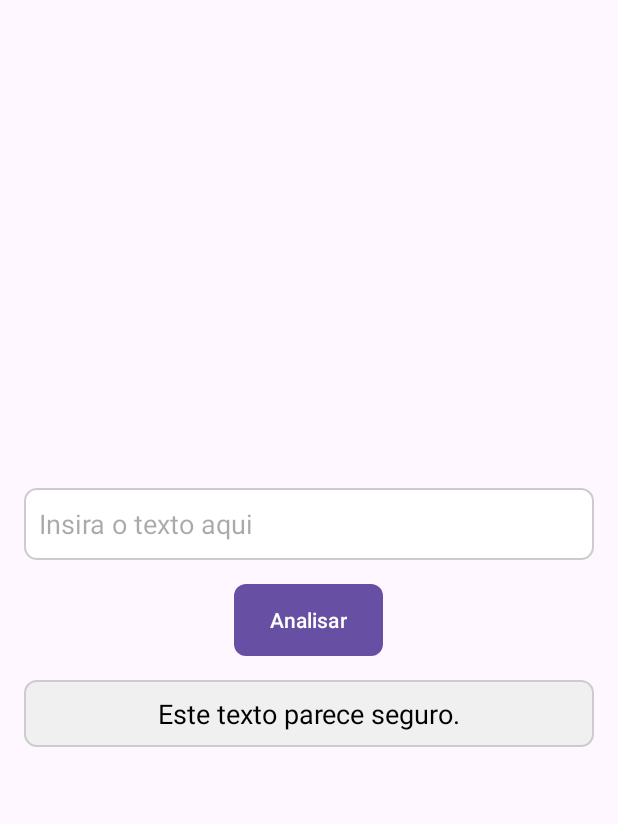
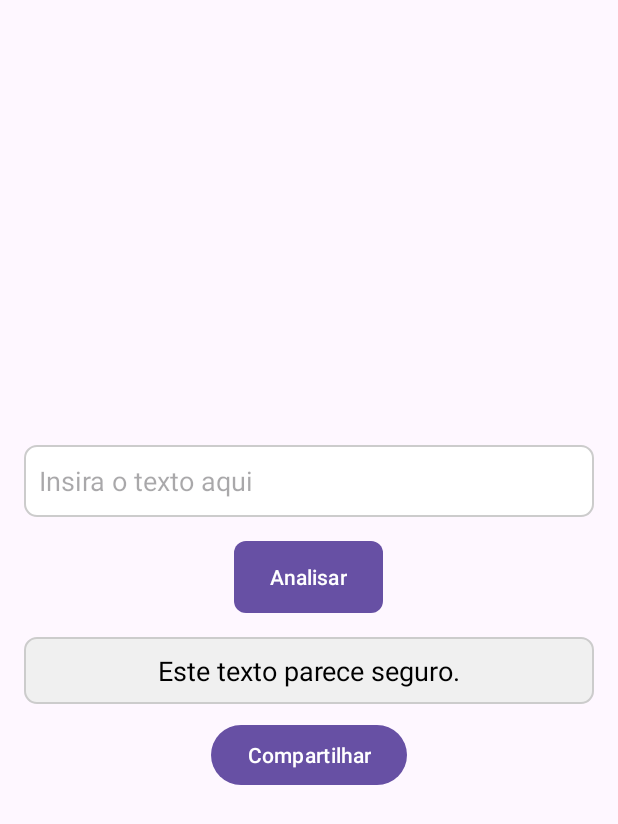
Before and after one commit to Rafael2883Sousa/Fishing_Detection_with_Msg, an Android app: the screen it shows after launch (MainActivity), after a tap on "Analisar", on a phone screen of 412 x 824 dp. Shown: the top 824 px of the screen. Run offline under Robolectric (Android 15) with nearby library versions, the phone set to English and light mode, and no system bars.

Commit message:
Share option added

```diff
--- a/app/src/main/java/com/example/fishing_detection_by_msg/MainActivity.java
+++ b/app/src/main/java/com/example/fishing_detection_by_msg/MainActivity.java
@@ -1,6 +1,8 @@
 package com.example.fishing_detection_by_msg;
 
+import android.content.Intent;
 import android.os.Bundle;
+import android.view.View;
 import android.widget.Button;
 import android.widget.EditText;
 import android.widget.TextView;
@@ -16,6 +18,7 @@ public class MainActivity extends AppCompatActivity {
     private EditText inputText;
     private Button analyzeButton;
     private TextView resultText;
+    private Button shareButton;
 
     private static final String[] PHISHING_KEYWORDS = {"urgente", "clique aqui", "ganhe agora"};
 
@@ -27,6 +30,7 @@ public class MainActivity extends AppCompatActivity {
         inputText = findViewById(R.id.inputText);
         analyzeButton = findViewById(R.id.analyzeButton);
         resultText = findViewById(R.id.resultText);
+        shareButton = findViewById(R.id.shareButton);
 
         analyzeButton.setOnClickListener(v -> {
             String text = inputText.getText().toString().toLowerCase();
@@ -40,10 +44,20 @@ public class MainActivity extends AppCompatActivity {
             }
 
             if (isPhishing) {
-                resultText.setText("Cuidado! Este texto pode ser uma tentativa de phishing.");
+                resultText.setText("Este texto pode ser uma tentativa de phishing.");
             } else {
                 resultText.setText("Este texto parece seguro.");
             }
+
+            shareButton.setVisibility(View.VISIBLE);
+        });
+
+        shareButton.setOnClickListener(v -> {
+            String result = resultText.getText().toString();
+            Intent shareIntent = new Intent(Intent.ACTION_SEND);
+            shareIntent.setType("text/plain");
+            shareIntent.putExtra(Intent.EXTRA_TEXT, result);
+            startActivity(Intent.createChooser(shareIntent, "Compartilhar via"));
         });
     }
 }
--- a/app/src/main/res/layout/activity_main.xml
+++ b/app/src/main/res/layout/activity_main.xml
@@ -33,4 +33,12 @@
         android:padding="10dp"
         android:background="@drawable/result_text_background"
         android:textColor="@color/black"/>
+
+    <Button
+        android:id="@+id/shareButton"
+        android:layout_width="wrap_content"
+        android:layout_height="wrap_content"
+        android:text="Compartilhar"
+        android:visibility="gone"
+        android:layout_marginTop="10dp"/>
 </LinearLayout>
```
Also changed, not shown: app/build.gradle.kts (+6 -2 lines), 1 other file.
